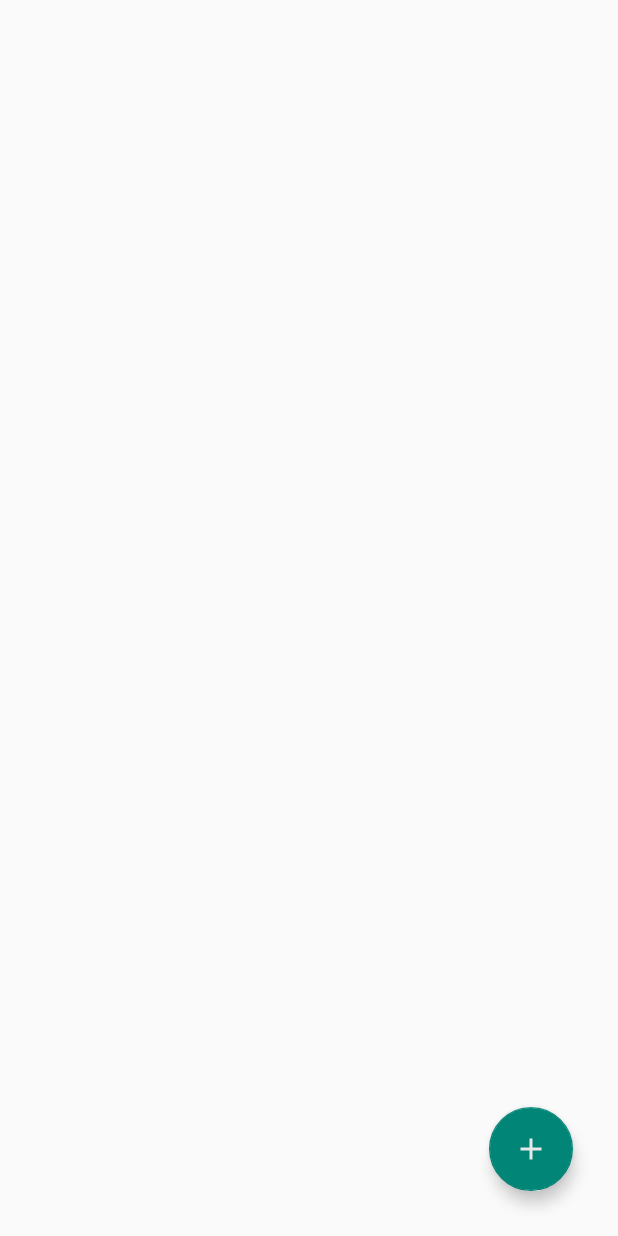
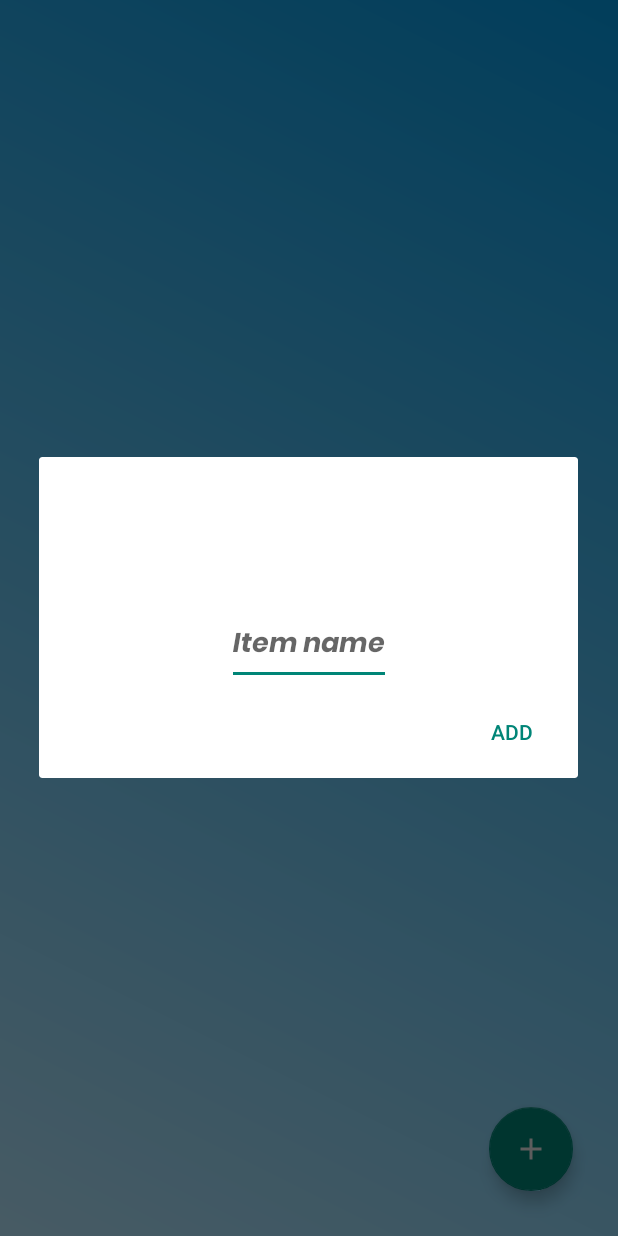
Before and after one commit to LinusIlbratt/familyshoppingapp, an Android app: the screen it shows after launch (MainActivity), after a tap on an icon or button, on a phone screen of 412 x 824 dp. Run offline under Robolectric (Android 15) with nearby library versions, the phone set to English and light mode, and no system bars; our stand-ins replace Firebase (no records; nobody signed in at launch, a user with empty details on screens opened directly).

Commit message:
added some bakground color and other various changes, adding and removing from the reyclerview also updates the firestore

```diff
--- a/app/src/main/java/com/example/familyshoppingapp/MainActivity.kt
+++ b/app/src/main/java/com/example/familyshoppingapp/MainActivity.kt
@@ -4,6 +4,7 @@
 import android.os.Bundle
 import android.util.Log
 import android.widget.EditText
+import android.widget.Toast
 import androidx.appcompat.app.AlertDialog
 import androidx.recyclerview.widget.LinearLayoutManager
 import androidx.recyclerview.widget.RecyclerView
@@ -47,7 +48,8 @@
 
         val floatingButton: FloatingActionButton = findViewById(R.id.addItem)
         floatingButton.setOnClickListener {
-            showButtonDialog()
+            Toast.makeText(this, "Clicked", Toast.LENGTH_SHORT).show()
+            addNewItemPopUpWindow()
 
         }
 
@@ -63,7 +65,8 @@
             }
     }
 
-    private fun showButtonDialog() {
+
+    private fun addNewItemPopUpWindow() {
         val builder = AlertDialog.Builder(this)
         val inflater = layoutInflater
         val dialogLayout = inflater.inflate(R.layout.add_shopping_item, null)
@@ -72,11 +75,14 @@
         builder.setView(dialogLayout)
             .setPositiveButton("Add") { dialog, which ->
                 val itemName = editItemName.text.toString()
+
                 if (itemName.isNotEmpty()) {
                     val newItem = ShoppingItem(name = itemName)
                     addItemsToDatabase(newItem)
                 }
             }
+        builder.show()
+
     }
 
     private fun removeItemsFromDatabase(documentId: String) {
--- /dev/null
+++ b/app/src/main/res/drawable/activity_background.xml
@@ -0,0 +1,7 @@
+<?xml version="1.0" encoding="utf-8"?>
+<shape xmlns:android="http://schemas.android.com/apk/res/android">
+    <gradient
+        android:startColor="#b3e5fc"
+        android:endColor="#039be5"
+        android:angle="45"/>
+</shape>
--- a/app/src/main/res/drawable/baseline_edit_24.xml
+++ b/app/src/main/res/drawable/baseline_edit_24.xml
@@ -1,4 +1,4 @@
-<vector android:height="24dp" android:tint="#E9E9E9"
+<vector android:height="24dp" android:tint="#D18B4F"
     android:viewportHeight="24" android:viewportWidth="24"
     android:width="24dp" xmlns:android="http://schemas.android.com/apk/res/android">
     <path android:fillColor="@android:color/white" android:pathData="M3,17.25V21h3.75L17.81,9.94l-3.75,-3.75L3,17.25zM20.71,7.04c0.39,-0.39 0.39,-1.02 0,-1.41l-2.34,-2.34c-0.39,-0.39 -1.02,-0.39 -1.41,0l-1.83,1.83 3.75,3.75 1.83,-1.83z"/>
--- a/app/src/main/res/layout/activity_main.xml
+++ b/app/src/main/res/layout/activity_main.xml
@@ -4,7 +4,8 @@
     xmlns:tools="http://schemas.android.com/tools"
     android:layout_width="match_parent"
     android:layout_height="match_parent"
-    tools:context=".MainActivity">
+    tools:context=".MainActivity"
+    android:background="@drawable/activity_background">
 
     <androidx.recyclerview.widget.RecyclerView
         android:id="@+id/recycler_view"
--- a/app/src/main/res/layout/add_shopping_item.xml
+++ b/app/src/main/res/layout/add_shopping_item.xml
@@ -13,6 +13,7 @@
         android:hint="Item name"
         android:fontFamily="@font/poppins_bold_italic"
         android:textSize="18sp"
+        android:textColor="@color/black"
         app:layout_constraintEnd_toEndOf="parent"
         app:layout_constraintStart_toStartOf="parent"
         app:layout_constraintTop_toTopOf="parent" />
```
Also changed, not shown: app/src/main/res/layout/item_product.xml (+4 -3 lines).
